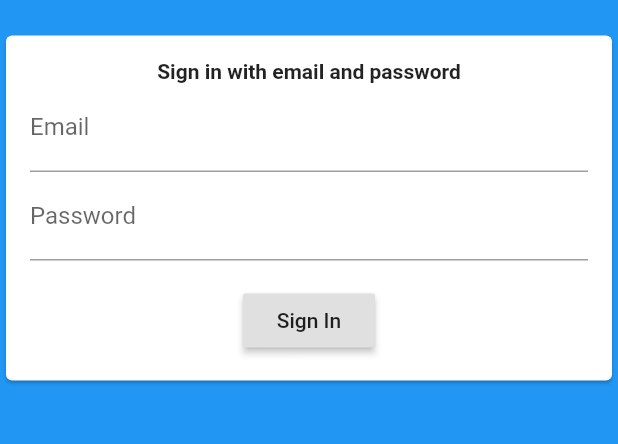
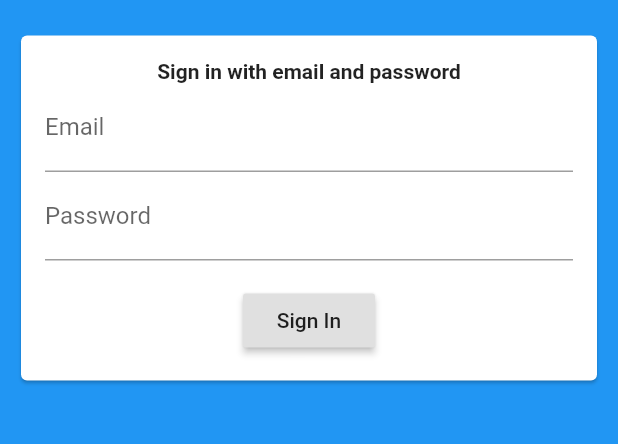
Before and after one commit to amoghskulkarni/notify-em, a Flutter app: the screen it shows after launch, on a phone screen of 412 x 824 dp, the part 92-536 px from its top. Run offline on Flutter 3.47's test engine with Material 2 defaults, Android fonts, the phone set to English and light mode, and no system bars; our stand-ins replace cloud_firestore, firebase_auth, firebase_core; accounts and stored records are empty.

Commit message:
Padded the signin card

```diff
--- a/lib/signin.dart
+++ b/lib/signin.dart
@@ -58,7 +58,9 @@ class _EmailPasswordFormState extends State<_EmailPasswordForm> {
   @override
   Widget build(BuildContext context) {
     return Form(
-        key: _formKey,
+      key: _formKey,
+      child: Padding(
+        padding: EdgeInsets.fromLTRB(10.0, 0.0, 10.0, 0.0),
         child: Card(
           child: Padding(
             padding: const EdgeInsets.all(16.0),
@@ -104,7 +106,9 @@ class _EmailPasswordFormState extends State<_EmailPasswordForm> {
               ],
             ),
           ),
-        ));
+        ),
+      ),
+    );
   }
 
   @override
```
